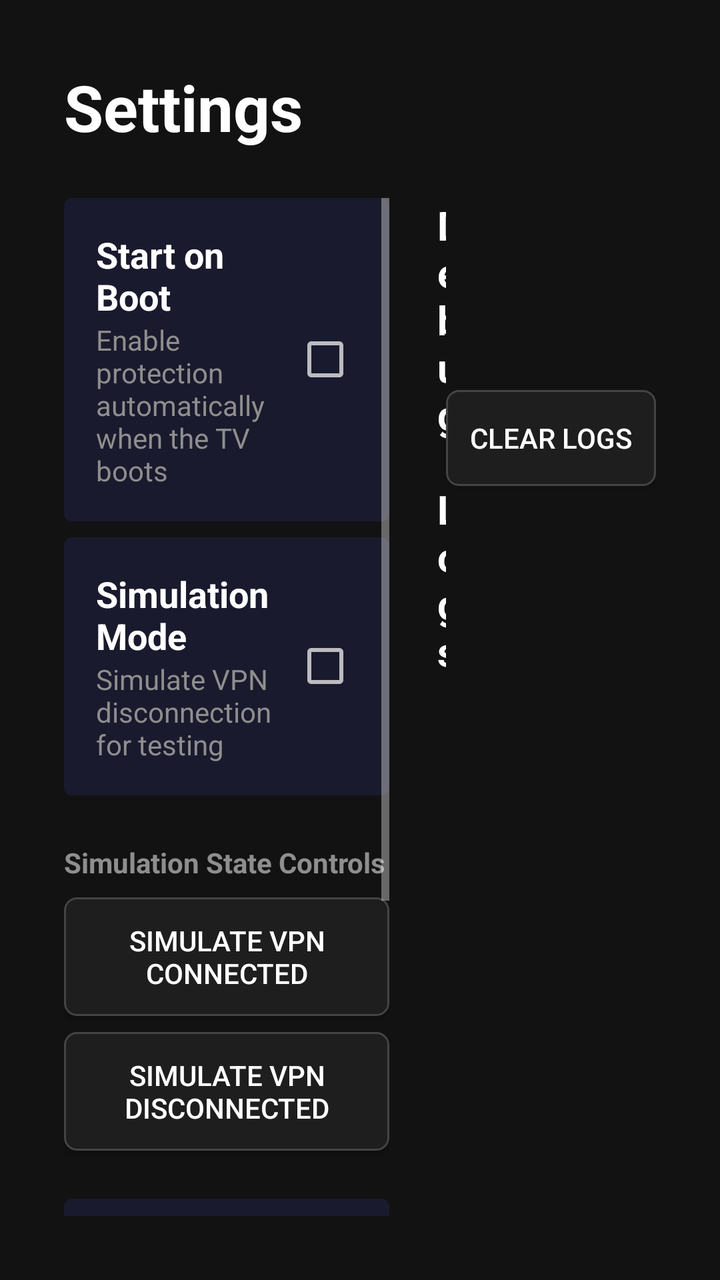
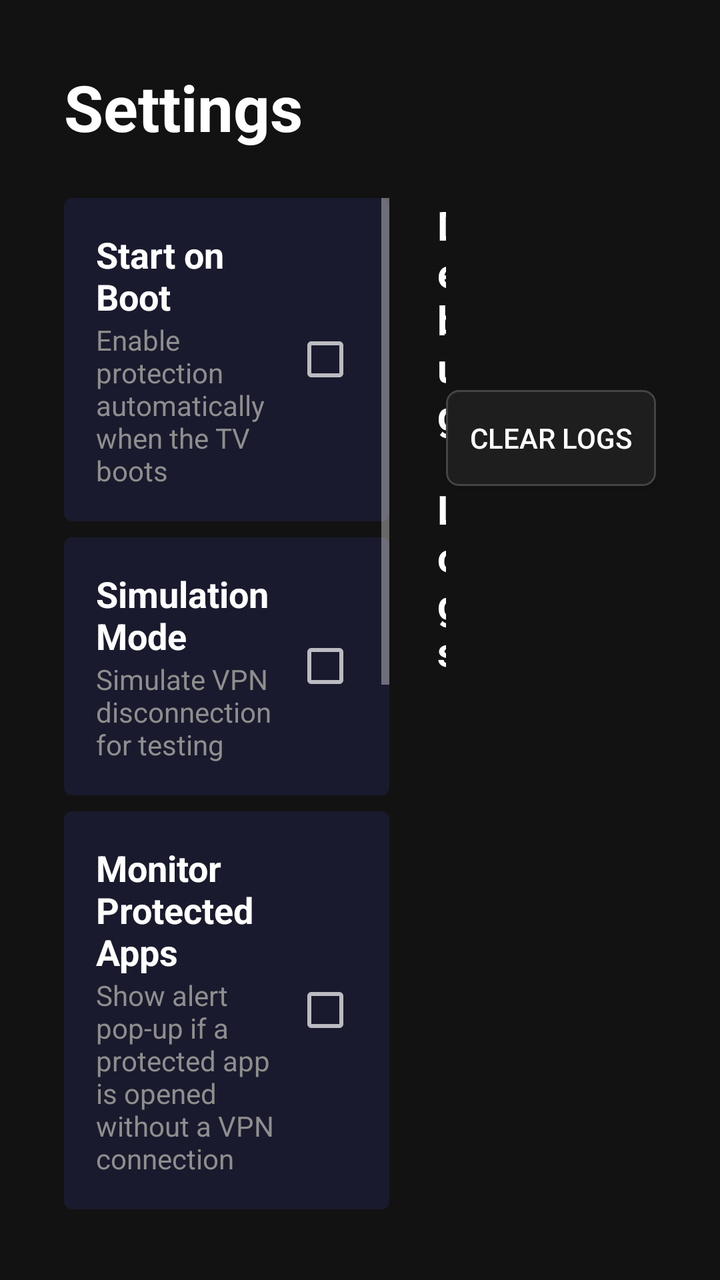

Two renders of the same Android screen: before a commit and after it. Below are the layout's source before the change and the commit's diff.
<!-- AndroidManifest.xml: activity theme Theme.TunnelGuard -->
<!-- res/layout/activity_settings.xml -->
<?xml version="1.0" encoding="utf-8"?>
<androidx.constraintlayout.widget.ConstraintLayout xmlns:android="http://schemas.android.com/apk/res/android"
    xmlns:app="http://schemas.android.com/apk/res-auto"
    android:layout_width="match_parent"
    android:layout_height="match_parent"
    android:background="@color/background_dark"
    android:padding="32dp">

    <TextView
        android:id="@+id/tv_settings_header"
        android:layout_width="wrap_content"
        android:layout_height="wrap_content"
        android:text="Settings"
        android:textColor="@color/text_primary"
        android:textSize="32sp"
        android:textStyle="bold"
        app:layout_constraintStart_toStartOf="parent"
        app:layout_constraintTop_toTopOf="parent" />

    <ScrollView
        android:layout_width="0dp"
        android:layout_height="0dp"
        android:layout_marginTop="24dp"
        android:focusable="false"
        app:layout_constraintBottom_toBottomOf="parent"
        app:layout_constraintEnd_toStartOf="@+id/guideline_settings"
        app:layout_constraintStart_toStartOf="parent"
        app:layout_constraintTop_toBottomOf="@+id/tv_settings_header">

        <LinearLayout
            android:layout_width="match_parent"
            android:layout_height="wrap_content"
            android:orientation="vertical">

            
            <LinearLayout
                android:id="@+id/layout_pref_boot"
                android:layout_width="match_parent"
                android:layout_height="wrap_content"
                android:background="@drawable/tv_item_selector"
                android:clickable="true"
                android:focusable="true"
                android:gravity="center_vertical"
                android:nextFocusDown="@+id/layout_pref_simulation"
                android:orientation="horizontal"
                android:padding="16dp"
                android:layout_marginBottom="8dp">

                <LinearLayout
                    android:layout_width="0dp"
                    android:layout_height="wrap_content"
                    android:layout_weight="1"
                    android:orientation="vertical">

                    <TextView
                        android:layout_width="wrap_content"
                        android:layout_height="wrap_content"
                        android:text="Start on Boot"
                        android:textColor="@color/text_primary"
                        android:textSize="18sp"
                        android:textStyle="bold" />

                    <TextView
                        android:layout_width="wrap_content"
                        android:layout_height="wrap_content"
                        android:text="Enable protection automatically when the TV boots"
                        android:textColor="@color/text_secondary"
                        android:textSize="14sp" />
                </LinearLayout>

                <CheckBox
                    android:id="@+id/cb_pref_boot"
                    android:layout_width="wrap_content"
                    android:layout_height="wrap_content"
                    android:clickable="false"
                    android:focusable="false" />
            </LinearLayout>

            
            <LinearLayout
                android:id="@+id/layout_pref_simulation"
                android:layout_width="match_parent"
                android:layout_height="wrap_content"
                android:background="@drawable/tv_item_selector"
                android:clickable="true"
                android:focusable="true"
                android:gravity="center_vertical"
                android:nextFocusUp="@+id/layout_pref_boot"
                android:nextFocusDown="@+id/btn_simulate_connected"
                android:orientation="horizontal"
                android:padding="16dp"
                android:layout_marginBottom="8dp">

                <LinearLayout
                    android:layout_width="0dp"
                    android:layout_height="wrap_content"
                    android:layout_weight="1"
                    android:orientation="vertical">

                    <TextView
                        android:layout_width="wrap_content"
                        android:layout_height="wrap_content"
                        android:text="Simulation Mode"
                        android:textColor="@color/text_primary"
                        android:textSize="18sp"
                        android:textStyle="bold" />

                    <TextView
                        android:layout_width="wrap_content"
                        android:layout_height="wrap_content"
                        android:text="Simulate VPN disconnection for testing"
                        android:textColor="@color/text_secondary"
                        android:textSize="14sp" />
                </LinearLayout>

                <CheckBox
                    android:id="@+id/cb_pref_simulation"
                    android:layout_width="wrap_content"
                    android:layout_height="wrap_content"
                    android:clickable="false"
                    android:focusable="false" />
            </LinearLayout>

            
            <TextView
                android:layout_width="wrap_content"
                android:layout_height="wrap_content"
                android:layout_marginTop="16dp"
                android:layout_marginBottom="8dp"
                android:text="Simulation State Controls"
                android:textColor="@color/text_secondary"
                android:textSize="14sp"
                android:textStyle="bold" />

            <Button
                android:id="@+id/btn_simulate_connected"
                android:layout_width="match_parent"
                android:layout_height="wrap_content"
                android:background="@drawable/tv_button_selector"
                android:focusable="true"
                android:nextFocusUp="@+id/layout_pref_simulation"
                android:nextFocusDown="@+id/btn_simulate_disconnected"
                android:padding="12dp"
                android:text="Simulate VPN CONNECTED"
                android:textColor="@color/text_primary" />

            <Button
                android:id="@+id/btn_simulate_disconnected"
                android:layout_width="match_parent"
                android:layout_height="wrap_content"
                android:layout_marginTop="8dp"
                android:background="@drawable/tv_button_selector"
                android:focusable="true"
                android:nextFocusUp="@+id/btn_simulate_connected"
                android:nextFocusDown="@+id/btn_check_updates"
                android:padding="12dp"
                android:text="Simulate VPN DISCONNECTED"
                android:textColor="@color/text_primary" />

            
            <LinearLayout
                android:layout_width="match_parent"
                android:layout_height="wrap_content"
                android:layout_marginTop="24dp"
                android:background="@drawable/tv_item_selector"
                android:orientation="vertical"
                android:padding="16dp">

                <TextView
                    android:layout_width="wrap_content"
                    android:layout_height="wrap_content"
                    android:text="About TunnelGuard"
                    android:textColor="@color/text_primary"
                    android:textSize="16sp"
                    android:textStyle="bold" />

                <TextView
                    android:id="@+id/tv_about_version"
                    android:layout_width="wrap_content"
                    android:layout_height="wrap_content"
                    android:layout_marginTop="4dp"
                    android:text="Version: 1.0.0\nDeveloper: Jules (TunnelGuard Team)\nDesigned for Android TV / Google TV."
                    android:textColor="@color/text_secondary"
                    android:textSize="14sp" />
            </LinearLayout>

            
            <Button
                android:id="@+id/btn_check_updates"
                android:layout_width="match_parent"
                android:layout_height="wrap_content"
                android:layout_marginTop="12dp"
                android:background="@drawable/tv_button_selector"
                android:focusable="true"
                android:nextFocusUp="@+id/btn_simulate_disconnected"
                android:nextFocusDown="@+id/layout_pref_boot"
                android:padding="12dp"
                android:text="Check for Updates"
                android:textColor="@color/text_primary" />

        </LinearLayout>
    </ScrollView>

    <androidx.constraintlayout.widget.Guideline
        android:id="@+id/guideline_settings"
        android:layout_width="wrap_content"
        android:layout_height="wrap_content"
        android:orientation="vertical"
        app:layout_constraintGuide_percent="0.55" />

    
    <LinearLayout
        android:layout_width="0dp"
        android:layout_height="0dp"
        android:layout_marginStart="24dp"
        android:layout_marginTop="24dp"
        android:orientation="vertical"
        app:layout_constraintBottom_toBottomOf="parent"
        app:layout_constraintEnd_toEndOf="parent"
        app:layout_constraintStart_toEndOf="@+id/guideline_settings"
        app:layout_constraintTop_toBottomOf="@+id/tv_settings_header">

        <LinearLayout
            android:layout_width="match_parent"
            android:layout_height="wrap_content"
            android:orientation="horizontal"
            android:gravity="center_vertical">

            <TextView
                android:layout_width="0dp"
                android:layout_height="wrap_content"
                android:layout_weight="1"
                android:text="Debug Logs"
                android:textColor="@color/text_primary"
                android:textSize="20sp"
                android:textStyle="bold" />

            <Button
                android:id="@+id/btn_clear_logs"
                android:layout_width="wrap_content"
                android:layout_height="wrap_content"
                android:background="@drawable/tv_button_selector"
                android:focusable="true"
                android:paddingStart="12dp"
                android:paddingEnd="12dp"
                android:text="Clear Logs"
                android:textColor="@color/text_primary" />
        </LinearLayout>

        
        <androidx.recyclerview.widget.RecyclerView
            android:id="@+id/rv_debug_logs"
            android:layout_width="match_parent"
            android:layout_height="match_parent"
            android:layout_marginTop="12dp"
            android:focusable="false" />

    </LinearLayout>

</androidx.constraintlayout.widget.ConstraintLayout>
<!-- resources referenced by this layout -->
<resources>
  <color name="background_dark">#121212</color>
  <color name="text_primary">#FFFFFF</color>
  <color name="text_secondary">#8E8E8E</color>
  <!-- drawable tv_button_selector (drawable) -->
  <?xml version="1.0" encoding="utf-8"?>
  <selector xmlns:android="http://schemas.android.com/apk/res/android">
      
      <item android:state_pressed="true">
          <shape android:shape="rectangle">
              <solid android:color="@color/colorAccent" />
              <corners android:radius="6dp" />
          </shape>
      </item>
  
      
      <item android:state_focused="true">
          <shape android:shape="rectangle">
              <solid android:color="@color/focus_highlight" />
              <corners android:radius="6dp" />
              <stroke android:width="2dp" android:color="#FFFFFF" />
          </shape>
      </item>
  
      
      <item>
          <shape android:shape="rectangle">
              <solid android:color="@color/surface_dark" />
              <corners android:radius="6dp" />
              <stroke android:width="1dp" android:color="#444444" />
          </shape>
      </item>
  </selector>
  <!-- drawable tv_item_selector (drawable) -->
  <?xml version="1.0" encoding="utf-8"?>
  <selector xmlns:android="http://schemas.android.com/apk/res/android">
      <item android:state_focused="true">
          <shape android:shape="rectangle">
              <solid android:color="#2A2A3E" />
              <stroke android:width="2dp" android:color="@color/focus_highlight" />
              <corners android:radius="4dp" />
          </shape>
      </item>
      <item>
          <shape android:shape="rectangle">
              <solid android:color="#1A1A2E" />
              <corners android:radius="4dp" />
          </shape>
      </item>
  </selector>
  <style name="Theme.TunnelGuard" parent="Theme.AppCompat.NoActionBar">
          
          <item name="colorPrimary">@color/colorPrimary</item>
          <item name="colorPrimaryDark">@color/colorPrimaryDark</item>
          <item name="colorAccent">@color/colorAccent</item>
          <item name="android:windowBackground">@color/background_dark</item>
      </style>
  <color name="colorAccent">#E94560</color>
  <color name="focus_highlight">#00ADB5</color>
  <color name="surface_dark">#1E1E1E</color>
  <color name="colorPrimary">#1A1A2E</color>
  <color name="colorPrimaryDark">#16213E</color>
</resources>

<!-- the commit's change to res/layout/activity_settings.xml (unified diff, before → after) -->
@@ -86,6 +86,96 @@
                 android:focusable="true"
                 android:gravity="center_vertical"
                 android:nextFocusUp="@+id/layout_pref_boot"
+                android:nextFocusDown="@+id/layout_pref_monitor"
+                android:orientation="horizontal"
+                android:padding="16dp"
+                android:layout_marginBottom="8dp">
+
+                <LinearLayout
+                    android:layout_width="0dp"
+                    android:layout_height="wrap_content"
+                    android:layout_weight="1"
+                    android:orientation="vertical">
+
+                    <TextView
+                        android:layout_width="wrap_content"
+                        android:layout_height="wrap_content"
+                        android:text="Simulation Mode"
+                        android:textColor="@color/text_primary"
+                        android:textSize="18sp"
+                        android:textStyle="bold" />
+
+                    <TextView
+                        android:layout_width="wrap_content"
+                        android:layout_height="wrap_content"
+                        android:text="Simulate VPN disconnection for testing"
+                        android:textColor="@color/text_secondary"
+                        android:textSize="14sp" />
+                </LinearLayout>
+
+                <CheckBox
+                    android:id="@+id/cb_pref_simulation"
+                    android:layout_width="wrap_content"
+                    android:layout_height="wrap_content"
+                    android:clickable="false"
+                    android:focusable="false" />
+            </LinearLayout>
+
+            
+            <LinearLayout
+                android:id="@+id/layout_pref_monitor"
+                android:layout_width="match_parent"
+                android:layout_height="wrap_content"
+                android:background="@drawable/tv_item_selector"
+                android:clickable="true"
+                android:focusable="true"
+                android:gravity="center_vertical"
+                android:nextFocusUp="@+id/layout_pref_simulation"
+                android:nextFocusDown="@+id/layout_pref_vpn_choice"
+                android:orientation="horizontal"
+                android:padding="16dp"
+                android:layout_marginBottom="8dp">
+
+                <LinearLayout
+                    android:layout_width="0dp"
+                    android:layout_height="wrap_content"
+                    android:layout_weight="1"
+                    android:orientation="vertical">
+
+                    <TextView
+                        android:layout_width="wrap_content"
+                        android:layout_height="wrap_content"
+                        android:text="Monitor Protected Apps"
+                        android:textColor="@color/text_primary"
+                        android:textSize="18sp"
+                        android:textStyle="bold" />
+
+                    <TextView
+                        android:layout_width="wrap_content"
+                        android:layout_height="wrap_content"
+                        android:text="Show alert pop-up if a protected app is opened without a VPN connection"
+                        android:textColor="@color/text_secondary"
+                        android:textSize="14sp" />
+                </LinearLayout>
+
+                <CheckBox
+                    android:id="@+id/cb_pref_monitor"
+                    android:layout_width="wrap_content"
+                    android:layout_height="wrap_content"
+                    android:clickable="false"
+                    android:focusable="false" />
+            </LinearLayout>
+
+            
+            <LinearLayout
+                android:id="@+id/layout_pref_vpn_choice"
+                android:layout_width="match_parent"
+                android:layout_height="wrap_content"
+                android:background="@drawable/tv_item_selector"
+                android:clickable="true"
+                android:focusable="true"
+                android:gravity="center_vertical"
+                android:nextFocusUp="@+id/layout_pref_monitor"
                 android:nextFocusDown="@+id/btn_simulate_connected"
                 android:orientation="horizontal"
                 android:padding="16dp"
@@ -100,25 +190,19 @@
                     <TextView
                         android:layout_width="wrap_content"
                         android:layout_height="wrap_content"
-                        android:text="Simulation Mode"
+                        android:text="VPN App of Choice"
                         android:textColor="@color/text_primary"
                         android:textSize="18sp"
                         android:textStyle="bold" />
 
                     <TextView
-                        android:layout_width="wrap_content"
-                        android:layout_height="wrap_content"
-                        android:text="Simulate VPN disconnection for testing"
+                        android:id="@+id/tv_pref_vpn_choice_value"
+                        android:layout_width="wrap_content"
+                        android:layout_height="wrap_content"
+                        android:text="None (System Settings)"
                         android:textColor="@color/text_secondary"
                         android:textSize="14sp" />
                 </LinearLayout>
-
-                <CheckBox
-                    android:id="@+id/cb_pref_simulation"
-                    android:layout_width="wrap_content"
-                    android:layout_height="wrap_content"
-                    android:clickable="false"
-                    android:focusable="false" />
             </LinearLayout>
 
             
@@ -138,7 +222,7 @@
                 android:layout_height="wrap_content"
                 android:background="@drawable/tv_button_selector"
                 android:focusable="true"
-                android:nextFocusUp="@+id/layout_pref_simulation"
+                android:nextFocusUp="@+id/layout_pref_vpn_choice"
                 android:nextFocusDown="@+id/btn_simulate_disconnected"
                 android:padding="12dp"
                 android:text="Simulate VPN CONNECTED"
